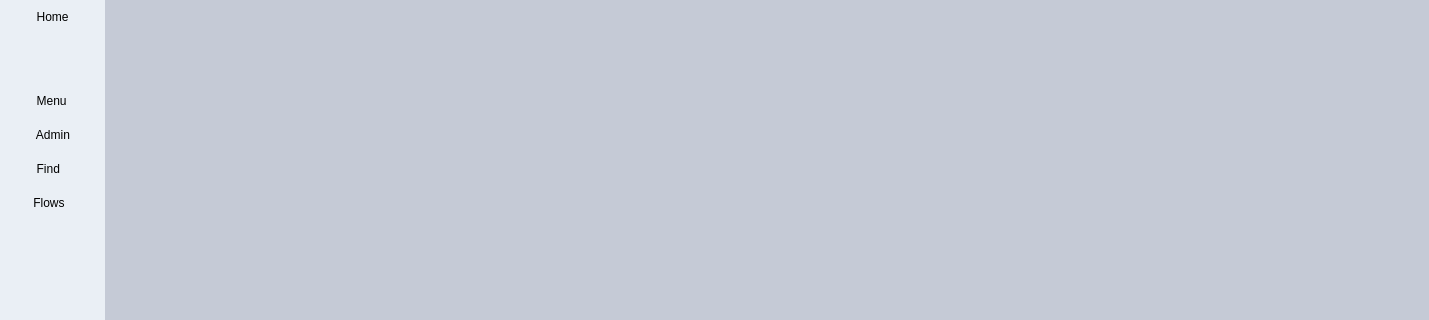
Before: the Qt Designer form forms/mainwindow.ui in h471x/Gestion_Info_SQLite, drawn with Qt 5; both pictures show x 0 to 1429 and y 0 to 320 of the 1429 by 731 pixel window.
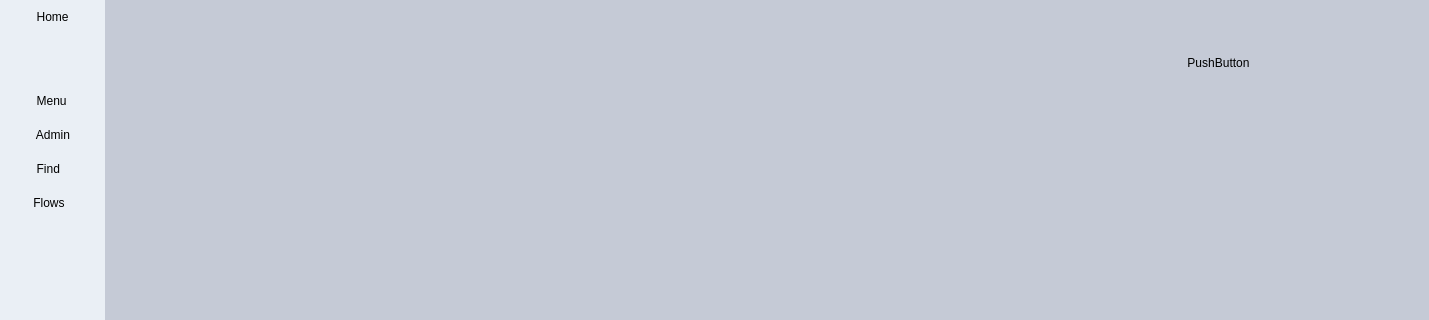
After: the same form once the commit is applied. Icons and pictures are not drawn.

Commit message: Trying to align the Notification Bell icon to the right in maximised window

Patch:
```diff
--- a/forms/mainwindow.ui
+++ b/forms/mainwindow.ui
@@ -117,7 +117,63 @@
              <property name="frameShadow">
               <enum>QFrame::Raised</enum>
              </property>
-             <layout class="QHBoxLayout" name="horizontalLayout_3"/>
+             <widget class="QFrame" name="frame_3">
+              <property name="geometry">
+               <rect>
+                <x>0</x>
+                <y>0</y>
+                <width>1171</width>
+                <height>80</height>
+               </rect>
+              </property>
+              <property name="sizePolicy">
+               <sizepolicy hsizetype="Expanding" vsizetype="Expanding">
+                <horstretch>0</horstretch>
+                <verstretch>0</verstretch>
+               </sizepolicy>
+              </property>
+              <property name="frameShape">
+               <enum>QFrame::StyledPanel</enum>
+              </property>
+              <property name="frameShadow">
+               <enum>QFrame::Raised</enum>
+              </property>
+              <widget class="QFrame" name="frame_4">
+               <property name="geometry">
+                <rect>
+                 <x>1030</x>
+                 <y>0</y>
+                 <width>131</width>
+                 <height>80</height>
+                </rect>
+               </property>
+               <property name="sizePolicy">
+                <sizepolicy hsizetype="Fixed" vsizetype="Expanding">
+                 <horstretch>0</horstretch>
+                 <verstretch>0</verstretch>
+                </sizepolicy>
+               </property>
+               <property name="frameShape">
+                <enum>QFrame::StyledPanel</enum>
+               </property>
+               <property name="frameShadow">
+                <enum>QFrame::Raised</enum>
+               </property>
+               <widget class="QPushButton" name="pushButton">
+                <property name="geometry">
+                 <rect>
+                  <x>20</x>
+                  <y>30</y>
+                  <width>91</width>
+                  <height>30</height>
+                 </rect>
+                </property>
+                <property name="text">
+                 <string>PushButton</string>
+                </property>
+               </widget>
+              </widget>
+             </widget>
             </widget>
            </item>
           </layout>
```
